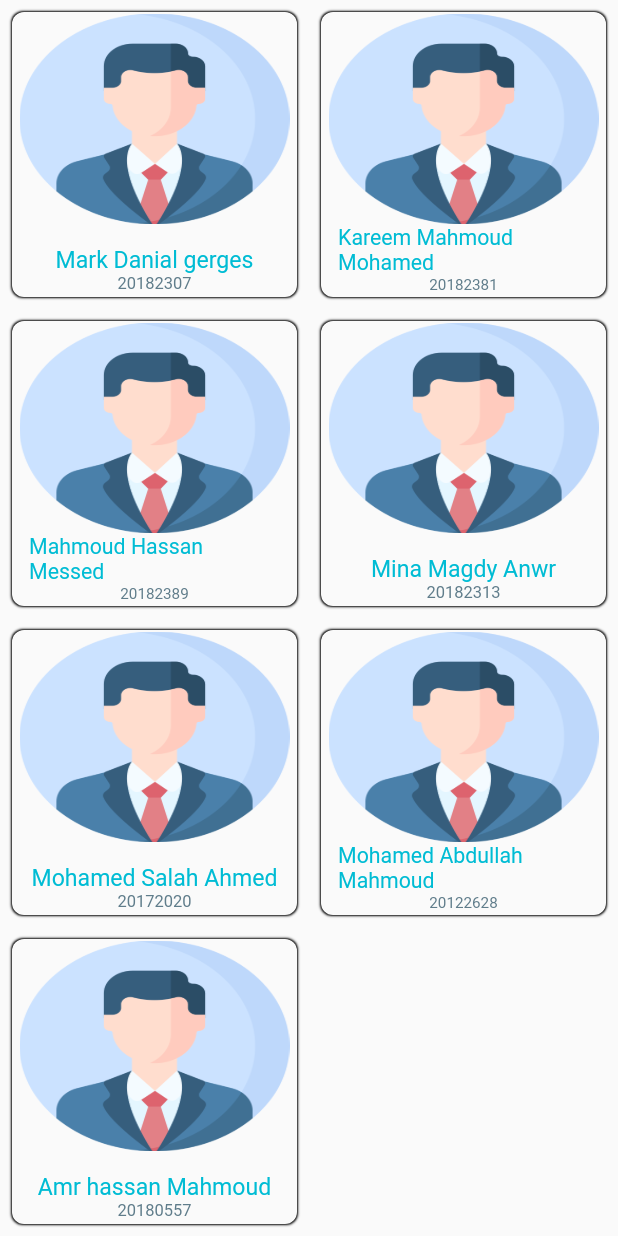
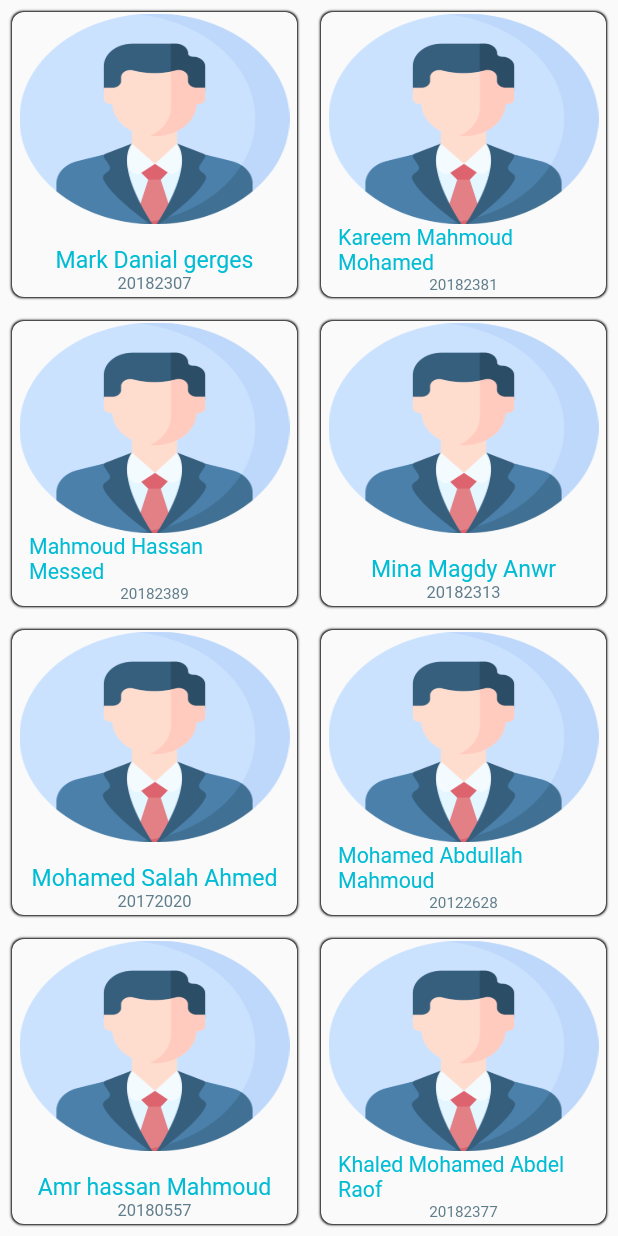
Before and after one commit to faissal7711/Trivago, a Flutter app: the StudentScreen screen opened by its route, on a phone screen of 412 x 824 dp. Run offline on Flutter 3.47's test engine with Material 2 defaults, Android fonts, the phone set to English and light mode, and no system bars; our stand-ins replace firebase_auth, firebase_core, google_fonts; accounts and stored records are empty.

Commit message:
my end changes adding another student

```diff
--- a/lib/widgets/person_widget.dart
+++ b/lib/widgets/person_widget.dart
@@ -172,4 +172,10 @@ const List student_data = [
     'img': 'assets/profile_icon.png',
     'rate': 4.8,
   },
+  {
+    'name': 'Khaled Mohamed Abdel Raof',
+    'title': '20182377',
+    'img': 'assets/profile_icon.png',
+    'rate': 4.8,
+  },
 ];
```
